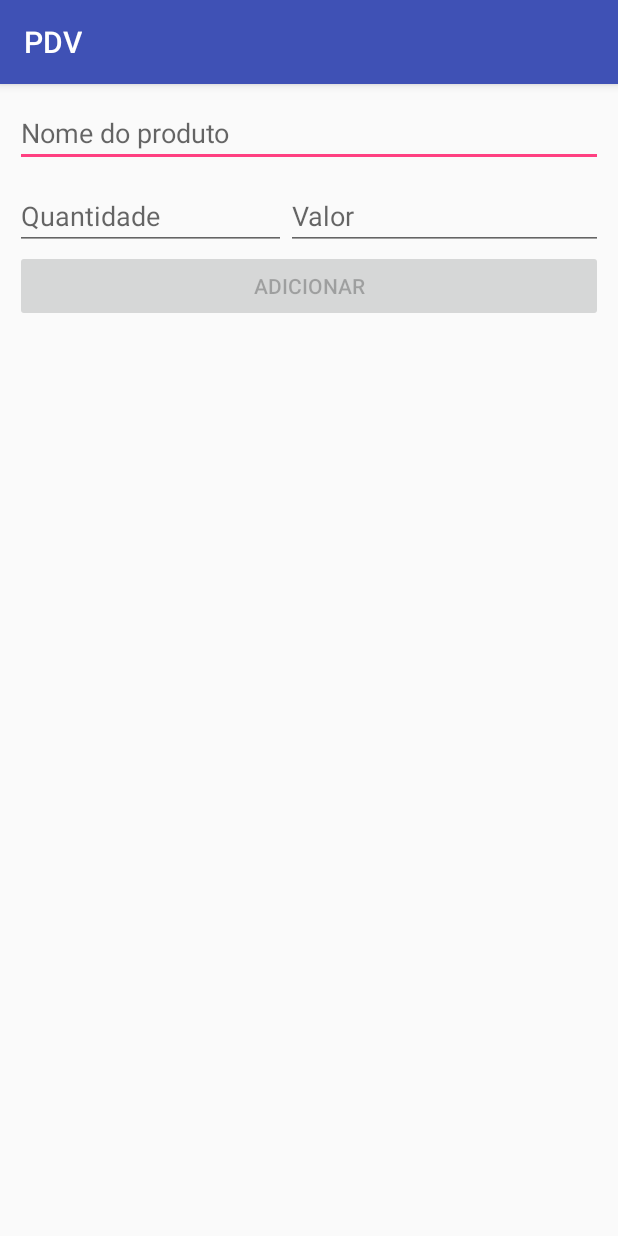
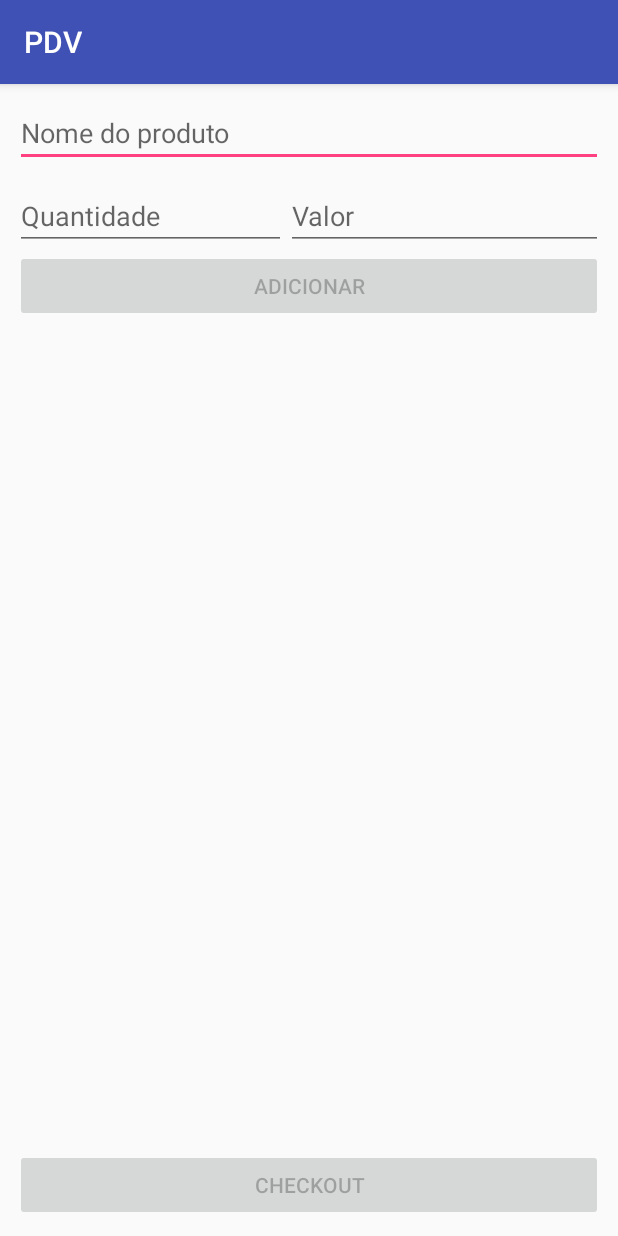
Before and after one commit to santieduardo/PDV-Android, an Android app: the CreateSellActivity screen opened directly, with no data from a screen before it, on a phone screen of 412 x 824 dp. Run offline under Robolectric (Android 15) with nearby library versions, the phone set to English and light mode, and no system bars.

Commit message:
Adicionando Products na Sell

```diff
--- a/app/src/main/java/eduardosanti/com/br/pdv/CreateSellActivity.java
+++ b/app/src/main/java/eduardosanti/com/br/pdv/CreateSellActivity.java
@@ -1,5 +1,6 @@
 package eduardosanti.com.br.pdv;
 
+import android.content.Intent;
 import android.support.v7.app.AppCompatActivity;
 import android.os.Bundle;
 import android.text.Editable;
@@ -8,12 +9,26 @@ import android.view.View;
 import android.widget.Button;
 import android.widget.EditText;
 
+import java.util.ArrayList;
+
+import eduardosanti.com.br.pdv.intentidentifier.IntentIdentifier;
+import eduardosanti.com.br.pdv.model.Product;
+import eduardosanti.com.br.pdv.model.Sell;
+import eduardosanti.com.br.pdv.model.User;
+import eduardosanti.com.br.pdv.util.Util;
+
+
 public class CreateSellActivity extends AppCompatActivity implements TextWatcher {
 
     private EditText editTextProduct;
     private EditText editTextQuantity;
     private EditText editTextPrice;
     private Button buttonAddProduct;
+    private Button buttonCheckout;
+
+    private Sell sell = new Sell();
+    private User user;
+    private ArrayList<Product> arrayList = new ArrayList<>();
 
     @Override
     protected void onCreate(Bundle savedInstanceState) {
@@ -29,17 +44,39 @@ public class CreateSellActivity extends AppCompatActivity implements TextWatcher
         this.editTextQuantity = (EditText) findViewById(R.id.editTextQuantity);
         this.editTextPrice = (EditText) findViewById(R.id.editTextPrice);
         this.buttonAddProduct = (Button) findViewById(R.id.buttonAddProduct);
+        this.buttonCheckout = (Button) findViewById(R.id.buttonCheckout);
     }
 
     private void setupView() {
         this.buttonAddProduct.setEnabled(false);
+        this.buttonCheckout.setEnabled(false);
         this.editTextProduct.addTextChangedListener(this);
         this.editTextQuantity.addTextChangedListener(this);
         this.editTextPrice.addTextChangedListener(this);
 
+        this.getExtra(IntentIdentifier.CURRENT_USER);
+    }
+
+    private void getExtra(String identifier) {
+        Intent intent = getIntent();
+        this.user = (User) intent.getSerializableExtra(identifier);
+
+        this.sell.setUser(this.user);
     }
 
     public void onAddProduct(View view) {
+        this.arrayList.add(new Product(
+                this.editTextProduct.getText().toString(),
+                Integer.valueOf(this.editTextQuantity.getText().toString()),
+                Double.valueOf(this.editTextPrice.getText().toString())));
+
+        this.sell.setProducts(this.arrayList);
+
+        this.buttonCheckout.setEnabled(true);
+        this.buttonCheckout.setText("Checkout (" + Util.currencyFormat(this.sell.getAmount()) + ")");
+    }
+
+    public void onCheckout(View view) {
 
     }
 
@@ -69,6 +106,7 @@ public class CreateSellActivity extends AppCompatActivity implements TextWatcher
         } else {
             this.buttonAddProduct.setEnabled(true);
         }
+
     }
 
     @Override
--- a/app/src/main/java/eduardosanti/com/br/pdv/SellsActivity.java
+++ b/app/src/main/java/eduardosanti/com/br/pdv/SellsActivity.java
@@ -83,6 +83,7 @@ public class SellsActivity extends AppCompatActivity implements SellAdapter.Sell
     public void fabOnClick(View view) {
         Intent intent = new Intent(this, CreateSellActivity.class);
         intent.putExtra(IntentIdentifier.REQUEST_CODE, RequestCodes.CREATE_SELL);
+        intent.putExtra(IntentIdentifier.CURRENT_USER, this.user);
         startActivityForResult(intent, RequestCodes.CREATE_SELL);
     }
 
--- a/app/src/main/java/eduardosanti/com/br/pdv/intentidentifier/IntentIdentifier.java
+++ b/app/src/main/java/eduardosanti/com/br/pdv/intentidentifier/IntentIdentifier.java
@@ -2,5 +2,6 @@ package eduardosanti.com.br.pdv.intentidentifier;
 
 public class IntentIdentifier {
     public static final String SELECTED_SELL = "SELECTED_SELL";
+    public static final String CURRENT_USER = "CURRENT_USER";
     public static final String REQUEST_CODE = "REQUEST_CODE";
 }
--- a/app/src/main/java/eduardosanti/com/br/pdv/model/Sell.java
+++ b/app/src/main/java/eduardosanti/com/br/pdv/model/Sell.java
@@ -12,6 +12,10 @@ public class Sell implements Serializable {
     public Sell(User user, ArrayList<Product> products) {
         this.user = user;
         this.products = products;
+    }
+
+    public Sell() {
+
     }
 
     public User getUser() {
--- a/app/src/main/res/layout/activity_create_sell.xml
+++ b/app/src/main/res/layout/activity_create_sell.xml
@@ -8,7 +8,7 @@
 
     <LinearLayout
         android:layout_width="match_parent"
-        android:layout_height="wrap_content"
+        android:layout_height="match_parent"
         android:orientation="vertical"
         android:layout_margin="10dp">
 
@@ -50,13 +50,27 @@
             android:text="Adicionar"
             android:onClick="onAddProduct"/>
 
+        <android.support.v7.widget.RecyclerView
+            android:id="@+id/recyclerView"
+            android:layout_marginTop="10dp"
+            android:scrollbars="vertical"
+            android:layout_width="match_parent"
+            android:layout_height="wrap_content">
+
+        </android.support.v7.widget.RecyclerView>
+
+        <LinearLayout
+            android:layout_width="match_parent"
+            android:layout_height="match_parent"
+            android:gravity="bottom">
+            <Button
+                android:id="@+id/buttonCheckout"
+                android:layout_width="match_parent"
+                android:layout_height="wrap_content"
+                android:text="Checkout"
+                android:onClick="onCheckout"/>
+        </LinearLayout>
+
     </LinearLayout>
 
-    <!--<android.support.v7.widget.RecyclerView-->
-        <!--android:id="@+id/recyclerView"-->
-        <!--android:scrollbars="vertical"-->
-        <!--android:layout_width="match_parent"-->
-        <!--android:layout_height="match_parent">-->
-
-    <!--</android.support.v7.widget.RecyclerView>-->
 </RelativeLayout>
```
